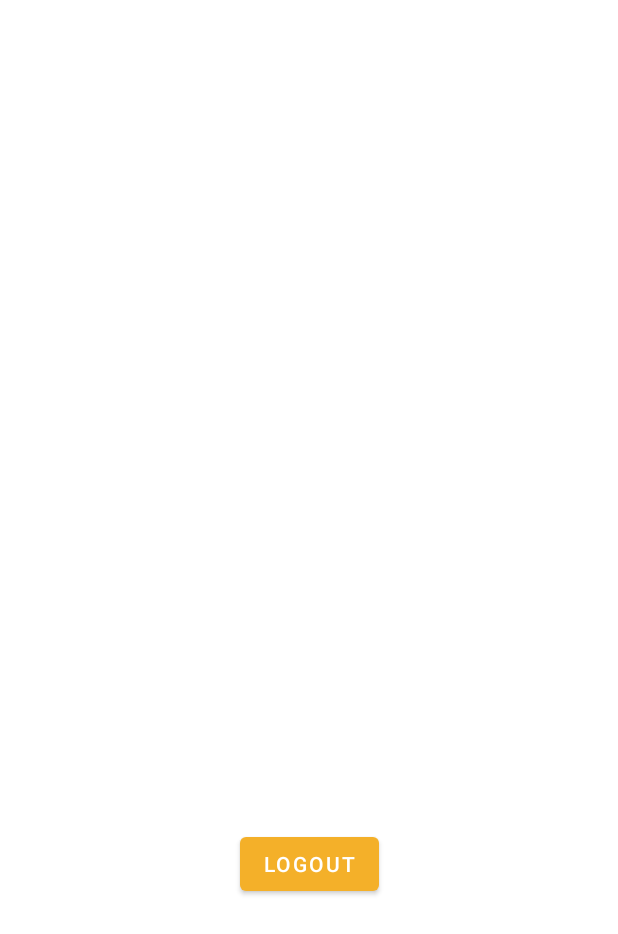
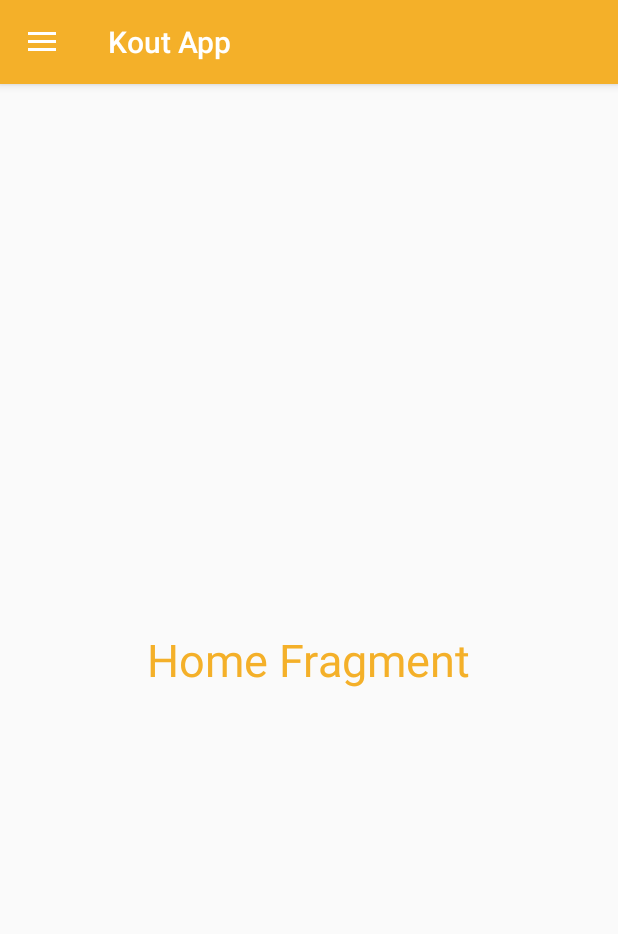
Before and after one commit to aswinkprakasan/Kout_App, an Android app: the screen it shows after launch once a user with an empty profile is signed in (DashboardActivity), on a phone screen of 412 x 824 dp. Shown: the top 934 px of the screen. Run offline under Robolectric (Android 15) with nearby library versions, the phone set to English and light mode, and no system bars; our stand-ins replace Firebase (no records; nobody signed in at launch, a user with empty details on screens opened directly).

Commit message:
nav bar + home and manage account fragment completed

```diff
--- a/app/src/main/AndroidManifest.xml
+++ b/app/src/main/AndroidManifest.xml
@@ -13,6 +13,7 @@
         tools:targetApi="31">
         <activity
             android:name=".DashboardActivity"
+            android:theme="@style/Theme.AppCompat.Light.NoActionBar"
             android:exported="false" />
         <activity
             android:name=".MainActivity"
--- a/app/src/main/java/com/example/koutapp/DashboardActivity.java
+++ b/app/src/main/java/com/example/koutapp/DashboardActivity.java
@@ -1,20 +1,24 @@
 package com.example.koutapp;
 
+import androidx.annotation.NonNull;
+import androidx.appcompat.app.ActionBarDrawerToggle;
 import androidx.appcompat.app.AppCompatActivity;
+import androidx.appcompat.widget.Toolbar;
+import androidx.core.view.GravityCompat;
+import androidx.drawerlayout.widget.DrawerLayout;
 
 import android.content.Intent;
 import android.os.Bundle;
-import android.view.View;
-import android.widget.Button;
-import android.widget.TextView;
+import android.view.MenuItem;
+import android.widget.Toast;
 
+import com.google.android.material.navigation.NavigationView;
 import com.google.firebase.auth.FirebaseAuth;
 import com.google.firebase.auth.FirebaseUser;
 
-public class DashboardActivity extends AppCompatActivity {
+public class DashboardActivity extends AppCompatActivity implements NavigationView.OnNavigationItemSelectedListener {
 
-    TextView details;
-    Button button;
+    private DrawerLayout drawerLayout;
     FirebaseAuth mAuth;
     FirebaseUser user;
 
@@ -23,27 +27,61 @@ public class DashboardActivity extends AppCompatActivity {
         super.onCreate(savedInstanceState);
         setContentView(R.layout.activity_dashboard);
 
+        Toolbar toolbar = findViewById(R.id.toolbar); //Ignore red line errors
+        setSupportActionBar(toolbar);
+
         mAuth = FirebaseAuth.getInstance();
-        details = findViewById(R.id.details);
-        button = findViewById(R.id.logout);
+        drawerLayout = findViewById(R.id.drawer_layout);
+        NavigationView navigationView = findViewById(R.id.nav_view);
+        navigationView.setNavigationItemSelectedListener(this);
         user = mAuth.getCurrentUser();
 
+
+
+        ActionBarDrawerToggle toggle = new ActionBarDrawerToggle(this, drawerLayout, toolbar, R.string.open_nav,
+                R.string.close_nav);
+        drawerLayout.addDrawerListener(toggle);
+        toggle.syncState();
         if (user == null){
             Intent intent = new Intent(getApplicationContext(), MainActivity.class);
             startActivity(intent);
         }
-        else {
-            details.setText(user.getEmail());
+        if (savedInstanceState == null) {
+            getSupportFragmentManager().beginTransaction().replace(R.id.fragment_container, new HomeFragment()).commit();
+            navigationView.setCheckedItem(R.id.nav_home);
         }
+    }
 
-        button.setOnClickListener(new View.OnClickListener() {
-            @Override
-            public void onClick(View view) {
+    @Override
+    public boolean onNavigationItemSelected(@NonNull MenuItem item) {
+        switch (item.getItemId()) {
+            case R.id.nav_home:
+                getSupportFragmentManager().beginTransaction().replace(R.id.fragment_container, new HomeFragment()).commit();
+                break;
+
+            case R.id.nav_acc:
+                getSupportFragmentManager().beginTransaction().replace(R.id.fragment_container, new ManageAccountFragment()).commit();
+                break;
+
+            case R.id.logout:
+                Toast.makeText(this, "Logout!", Toast.LENGTH_SHORT).show();
                 FirebaseAuth.getInstance().signOut();
                 Intent intent = new Intent(getApplicationContext(), MainActivity.class);
                 startActivity(intent);
                 finish();
-            }
-        });
+                break;
+        }
+
+        drawerLayout.closeDrawer(GravityCompat.START);
+        return true;
+    }
+
+    @Override
+    public void onBackPressed() {
+        if (drawerLayout.isDrawerOpen(GravityCompat.START)) {
+            drawerLayout.closeDrawer(GravityCompat.START);
+        } else {
+            super.onBackPressed();
+        }
     }
 }
--- /dev/null
+++ b/app/src/main/java/com/example/koutapp/HomeFragment.java
@@ -0,0 +1,21 @@
+package com.example.koutapp;
+
+import android.os.Bundle;
+
+import androidx.fragment.app.Fragment;
+
+import android.view.LayoutInflater;
+import android.view.View;
+import android.view.ViewGroup;
+
+
+public class HomeFragment extends Fragment {
+
+
+    @Override
+    public View onCreateView(LayoutInflater inflater, ViewGroup container,
+                             Bundle savedInstanceState) {
+        // Inflate the layout for this fragment
+        return inflater.inflate(R.layout.fragment_home, container, false);
+    }
+}
--- /dev/null
+++ b/app/src/main/res/drawable/baseline_home_24.xml
@@ -0,0 +1,5 @@
+<vector android:height="24dp" android:tint="#000000"
+    android:viewportHeight="24" android:viewportWidth="24"
+    android:width="24dp" xmlns:android="http://schemas.android.com/apk/res/android">
+    <path android:fillColor="@android:color/white" android:pathData="M10,20v-6h4v6h5v-8h3L12,3 2,12h3v8z"/>
+</vector>
--- /dev/null
+++ b/app/src/main/res/drawable/baseline_logout_24.xml
@@ -0,0 +1,5 @@
+<vector android:autoMirrored="true" android:height="24dp"
+    android:tint="#000000" android:viewportHeight="24"
+    android:viewportWidth="24" android:width="24dp" xmlns:android="http://schemas.android.com/apk/res/android">
+    <path android:fillColor="@android:color/white" android:pathData="M17,7l-1.41,1.41L18.17,11H8v2h10.17l-2.58,2.58L17,17l5,-5zM4,5h8V3H4c-1.1,0 -2,0.9 -2,2v14c0,1.1 0.9,2 2,2h8v-2H4V5z"/>
+</vector>
--- /dev/null
+++ b/app/src/main/res/drawable/baseline_manage_accounts_24.xml
@@ -0,0 +1,7 @@
+<vector android:height="24dp" android:tint="#000000"
+    android:viewportHeight="24" android:viewportWidth="24"
+    android:width="24dp" xmlns:android="http://schemas.android.com/apk/res/android">
+    <path android:fillColor="@android:color/white" android:pathData="M10,8m-4,0a4,4 0,1 1,8 0a4,4 0,1 1,-8 0"/>
+    <path android:fillColor="@android:color/white" android:pathData="M10.67,13.02C10.45,13.01 10.23,13 10,13c-2.42,0 -4.68,0.67 -6.61,1.82C2.51,15.34 2,16.32 2,17.35V20h9.26C10.47,18.87 10,17.49 10,16C10,14.93 10.25,13.93 10.67,13.02z"/>
+    <path android:fillColor="@android:color/white" android:pathData="M20.75,16c0,-0.22 -0.03,-0.42 -0.06,-0.63l1.14,-1.01l-1,-1.73l-1.45,0.49c-0.32,-0.27 -0.68,-0.48 -1.08,-0.63L18,11h-2l-0.3,1.49c-0.4,0.15 -0.76,0.36 -1.08,0.63l-1.45,-0.49l-1,1.73l1.14,1.01c-0.03,0.21 -0.06,0.41 -0.06,0.63s0.03,0.42 0.06,0.63l-1.14,1.01l1,1.73l1.45,-0.49c0.32,0.27 0.68,0.48 1.08,0.63L16,21h2l0.3,-1.49c0.4,-0.15 0.76,-0.36 1.08,-0.63l1.45,0.49l1,-1.73l-1.14,-1.01C20.72,16.42 20.75,16.22 20.75,16zM17,18c-1.1,0 -2,-0.9 -2,-2s0.9,-2 2,-2s2,0.9 2,2S18.1,18 17,18z"/>
+</vector>
--- a/app/src/main/res/layout/activity_dashboard.xml
+++ b/app/src/main/res/layout/activity_dashboard.xml
@@ -1,29 +1,44 @@
 <?xml version="1.0" encoding="utf-8"?>
-<androidx.constraintlayout.widget.ConstraintLayout xmlns:android="http://schemas.android.com/apk/res/android"
+<androidx.drawerlayout.widget.DrawerLayout
+    xmlns:android="http://schemas.android.com/apk/res/android"
     xmlns:app="http://schemas.android.com/apk/res-auto"
     xmlns:tools="http://schemas.android.com/tools"
     android:layout_width="match_parent"
     android:layout_height="match_parent"
-    tools:context=".DashboardActivity">
+    android:id="@+id/drawer_layout"
+    android:fitsSystemWindows="true"
+    tools:openDrawer="start"
+    tools:context=".MainActivity">
 
-    <TextView
-        android:id="@+id/details"
+    <LinearLayout
+        android:layout_width="match_parent"
+        android:layout_height="match_parent"
+        android:orientation="vertical">
+
+        <androidx.appcompat.widget.Toolbar
+            android:layout_width="match_parent"
+            android:layout_height="56dp"
+            android:id="@+id/toolbar"
+            android:elevation="4dp"
+            android:background="@color/lavender"
+            android:theme="@style/ThemeOverlay.AppCompat.Dark.ActionBar"
+            android:popupTheme="@style/ThemeOverlay.AppCompat.Light"/>
+
+        <FrameLayout
+            android:layout_width="match_parent"
+            android:layout_height="match_parent"
+            android:id="@+id/fragment_container"/>
+
+    </LinearLayout>
+
+    <com.google.android.material.navigation.NavigationView
         android:layout_width="wrap_content"
-        android:layout_height="wrap_content"
-        android:text="DASHBOARD"
-        app:layout_constraintBottom_toBottomOf="parent"
-        app:layout_constraintEnd_toEndOf="parent"
-        app:layout_constraintStart_toStartOf="parent"
-        app:layout_constraintTop_toTopOf="parent" />
+        android:layout_height="match_parent"
+        android:id="@+id/nav_view"
+        android:layout_gravity="start"
+        app:headerLayout="@layout/nav_header"
+        app:menu="@menu/nav_menu"
+        app:itemIconTint="@color/poly_green"
+        app:itemTextColor="@color/poly_green"/>
 
-    <Button
-        android:id="@+id/logout"
-        android:layout_width="wrap_content"
-        android:layout_height="wrap_content"
-        android:text="Logout"
-        app:layout_constraintBottom_toBottomOf="parent"
-        app:layout_constraintEnd_toEndOf="parent"
-        app:layout_constraintStart_toStartOf="parent"
-        app:layout_constraintTop_toTopOf="@+id/details"
-        app:layout_constraintVertical_bias="0.4" />
-</androidx.constraintlayout.widget.ConstraintLayout>
+</androidx.drawerlayout.widget.DrawerLayout>
--- /dev/null
+++ b/app/src/main/res/layout/fragment_home.xml
@@ -0,0 +1,18 @@
+<?xml version="1.0" encoding="utf-8"?>
+<RelativeLayout
+    xmlns:android="http://schemas.android.com/apk/res/android"
+    xmlns:tools="http://schemas.android.com/tools"
+    android:layout_width="match_parent"
+    android:layout_height="match_parent"
+    tools:context=".HomeFragment">
+
+    <!-- TODO: Update blank fragment layout -->
+    <TextView
+        android:layout_width="wrap_content"
+        android:layout_height="wrap_content"
+        android:text="Home Fragment"
+        android:textSize="30sp"
+        android:layout_centerInParent="true"
+        android:textColor="@color/lavender"/>
+
+</RelativeLayout>
--- /dev/null
+++ b/app/src/main/res/menu/nav_menu.xml
@@ -0,0 +1,30 @@
+<?xml version="1.0" encoding="utf-8"?>
+<menu
+    xmlns:android="http://schemas.android.com/apk/res/android"
+    xmlns:tools="http://schemas.android.com/tools"
+    tools:showIn = "navigation_view">
+    <group
+        android:checkableBehavior="single">
+        <item
+            android:id="@+id/nav_home"
+            android:icon="@drawable/baseline_home_24"
+            android:title="Home"/>
+        <item
+            android:id="@+id/nav_acc"
+            android:icon="@drawable/baseline_manage_accounts_24"
+            android:title="Manage Account"/>
+    </group>
+
+    <item
+        android:title="">
+        <menu>
+            <item
+                android:id="@+id/logout"
+                android:icon="@drawable/baseline_logout_24"
+                android:title="Logout"/>
+        </menu>
+
+    </item>
+
+
+</menu>
--- a/app/src/main/res/values/strings.xml
+++ b/app/src/main/res/values/strings.xml
@@ -2,4 +2,8 @@
     <string name="app_name">Kout App</string>
     <!-- TODO: Remove or change this placeholder text -->
     <string name="hello_blank_fragment">Hello blank fragment</string>
+
+    <string name="open_nav">Open Navigation Drawer</string>
+    <string name="close_nav">Close Navigation Drawer</string>
+
 </resources>
```
Also changed, not shown: app/src/main/java/com/example/koutapp/ManageAccountFragment.java (added, +20 -0 lines), app/src/main/res/layout/fragment_manage_account.xml (added, +18 -0 lines), app/src/main/res/layout/nav_header.xml (added, +28 -0 lines), app/src/main/res/drawable/header_bg.png (added), app/src/main/res/drawable/user.png (added).
